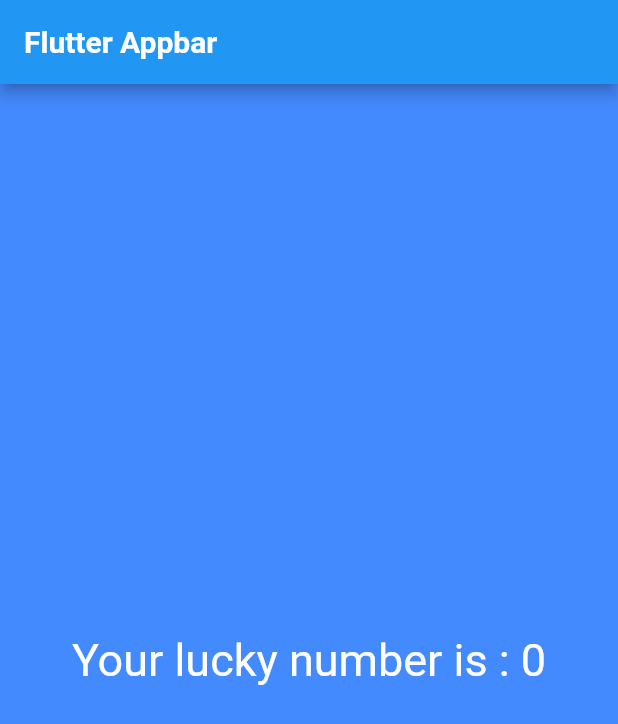
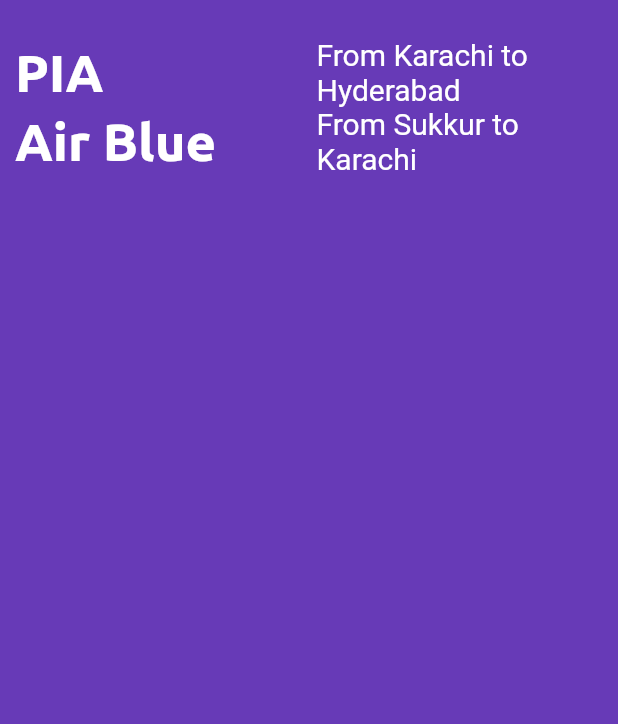
Before and after one commit to Sweng29/flutter_hello_world_app, a Flutter app: the screen it shows after launch, on a phone screen of 412 x 824 dp. Shown: the top 724 px of the screen. Run offline on Flutter 3.47's test engine with Material 2 defaults, Android fonts, the phone set to English and light mode, and no system bars; Roboto replaces fonts that are missing (Raleway).

Commit message:
Adding images, container, row and column widgets.

```diff
--- /dev/null
+++ b/flutter_apps/lib/app_screens/Home.dart
@@ -0,0 +1,71 @@
+import 'package:flutter/material.dart';
+
+class Home extends StatelessWidget {
+  @override
+  Widget build(BuildContext context) {
+    return Container(
+        alignment: Alignment.center,
+        color: Colors.deepPurple,
+        padding: EdgeInsets.only(left: 10.0, top: 25.0),
+        child: Column(
+          children: <Widget>[
+            Row(
+              children: <Widget>[
+                Expanded(
+                  child: Text(
+                    "PIA",
+                    style: TextStyle(
+                        fontFamily: "Ubuntu",
+                        decoration: TextDecoration.none,
+                        fontStyle: FontStyle.normal,
+                        fontWeight: FontWeight.bold,
+                        fontSize: 35.0,
+                        color: Colors.white),
+                  ),
+                ),
+                Expanded(
+                  child: Text(
+                    "From Karachi to Hyderabad",
+                    style: TextStyle(
+                        fontFamily: "Raleway",
+                        decoration: TextDecoration.none,
+                        fontStyle: FontStyle.normal,
+                        fontWeight: FontWeight.normal,
+                        fontSize: 20.0,
+                        color: Colors.white),
+                  ),
+                )
+              ],
+            ),
+            Row(
+              children: <Widget>[
+                Expanded(
+                  child: Text(
+                    "Air Blue",
+                    style: TextStyle(
+                        fontFamily: "Ubuntu",
+                        decoration: TextDecoration.none,
+                        fontStyle: FontStyle.normal,
+                        fontWeight: FontWeight.bold,
+                        fontSize: 35.0,
+                        color: Colors.white),
+                  ),
+                ),
+                Expanded(
+                  child: Text(
+                    "From Sukkur to Karachi",
+                    style: TextStyle(
+                        fontFamily: "Raleway",
+                        decoration: TextDecoration.none,
+                        fontStyle: FontStyle.normal,
+                        fontWeight: FontWeight.normal,
+                        fontSize: 20.0,
+                        color: Colors.white),
+                  ),
+                )
+              ],
+            )
+          ],
+        ));
+  }
+}
--- a/flutter_apps/lib/app_screens/second_screen.dart
+++ /dev/null
@@ -1,35 +0,0 @@
-import 'dart:math';
-
-import 'package:flutter/material.dart';
-
-class SecondScreen extends StatelessWidget {
-  @override
-  Widget build(BuildContext context) {
-    return Center(
-        child: Container(
-      alignment: Alignment.center,
-/*      width: 200.0,
-      height: 100.0,
-      margin: EdgeInsets.all(20.0),
-      padding: EdgeInsets.only(top: 20.0, bottom: 20.0),*/
-      child: Material(
-        color: Colors.blueAccent,
-        child: Center(
-          child: Text(
-            generateLuckyNumberOfTheDay(),
-            textDirection: TextDirection.ltr,
-            style: TextStyle(color: Colors.white, fontSize: 30.0),
-          ),
-        ),
-      ),
-    ));
-  }
-
-  String generateLuckyNumberOfTheDay() {
-    var random = new Random();
-
-    int luckyNumber = random.nextInt(10);
-
-    return "Your lucky number is : ${luckyNumber}";
-  }
-}
--- a/flutter_apps/lib/main.dart
+++ b/flutter_apps/lib/main.dart
@@ -1,29 +1,11 @@
 import 'package:flutter/material.dart';
 
-import 'app_screens/second_screen.dart';
+import 'app_screens/Home.dart';
 
-void main() => runApp(new FirstScreen());
-
-class FirstScreen extends StatelessWidget {
-  @override
-  Widget build(BuildContext context) {
-    return MaterialApp(
-      // to remove debug banner from the app
-      debugShowCheckedModeBanner: false,
-      title: "Getting Started with Flutter",
-      home: Scaffold(
-        appBar: AppBar(
-          title: Text(
-            "Flutter Appbar",
-            style: TextStyle(
-                fontSize: 20.0,
-                fontFamily: 'Raleway',
-                fontWeight: FontWeight.bold,
-                fontStyle: FontStyle.normal),
-          ),
-        ),
-        body: new SecondScreen(),
-      ),
-    );
-  }
+void main() {
+  runApp(MaterialApp(
+    title: "Exploring UI Widgets",
+    debugShowCheckedModeBanner: false,
+    home: Home(),
+  ));
 }
```
